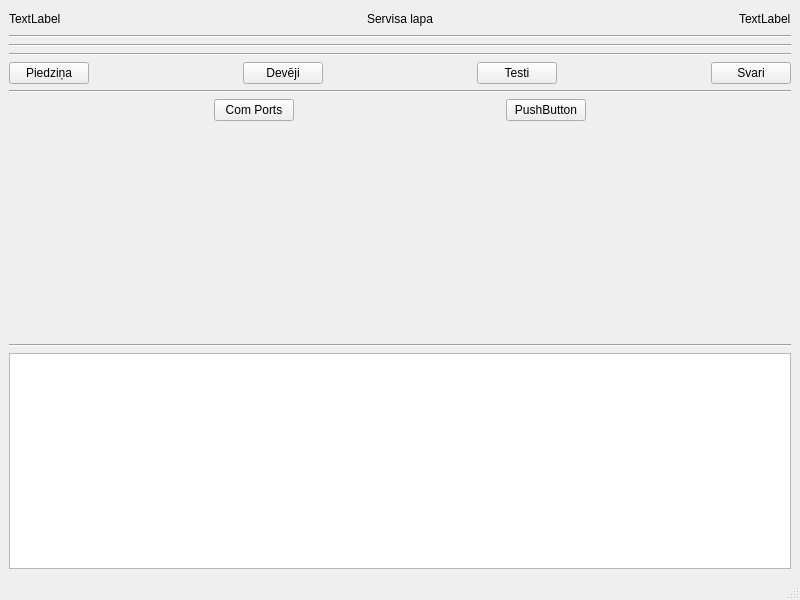
First picture: the form in hwservice.ui, repository kasarkonic/Sauka1, before the edit.
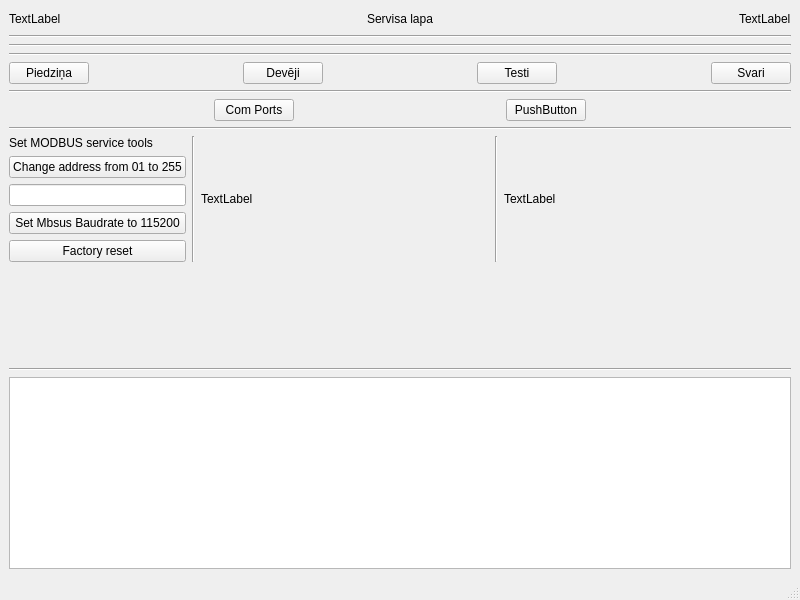
Second picture: the form after the edit.

Commit message: add Modbus pcb baudrate address change

```diff
--- a/hwservice.ui
+++ b/hwservice.ui
@@ -230,6 +230,88 @@
       </item>
      </layout>
     </item>
+    <item>
+     <widget class="Line" name="line_6">
+      <property name="orientation">
+       <enum>Qt::Horizontal</enum>
+      </property>
+     </widget>
+    </item>
+    <item>
+     <layout class="QHBoxLayout" name="horizontalLayout_6" stretch="5,0,15,0,15">
+      <item>
+       <layout class="QVBoxLayout" name="verticalLayout_5">
+        <item>
+         <widget class="QLabel" name="label">
+          <property name="text">
+           <string>Set MODBUS service tools</string>
+          </property>
+         </widget>
+        </item>
+        <item>
+         <widget class="QPushButton" name="pushButton_ChangeAddress">
+          <property name="text">
+           <string>Change address from 01 to 255</string>
+          </property>
+         </widget>
+        </item>
+        <item>
+         <widget class="QLineEdit" name="lineEdit_Input_address"/>
+        </item>
+        <item>
+         <widget class="QPushButton" name="pushButton_SetBaudR">
+          <property name="text">
+           <string>Set Mbsus Baudrate to 115200</string>
+          </property>
+         </widget>
+        </item>
+        <item>
+         <widget class="QPushButton" name="pushButton_FactoryReset">
+          <property name="text">
+           <string>Factory reset</string>
+          </property>
+         </widget>
+        </item>
+       </layout>
+      </item>
+      <item>
+       <widget class="Line" name="line_7">
+        <property name="orientation">
+         <enum>Qt::Vertical</enum>
+        </property>
+       </widget>
+      </item>
+      <item>
+       <layout class="QVBoxLayout" name="verticalLayout_4">
+        <item>
+         <widget class="QLabel" name="label_4">
+          <property name="text">
+           <string>TextLabel</string>
+          </property>
+         </widget>
+        </item>
+       </layout>
+      </item>
+      <item>
+       <widget class="Line" name="line_8">
+        <property name="orientation">
+         <enum>Qt::Vertical</enum>
+        </property>
+       </widget>
+      </item>
+      <item>
+       <layout class="QVBoxLayout" name="verticalLayout">
+        <item>
+         <widget class="QLabel" name="label_5">
+          <property name="text">
+           <string>TextLabel</string>
+          </property>
+         </widget>
+        </item>
+       </layout>
+      </item>
+     </layout>
+    </item>
     <item>
      <spacer name="verticalSpacer">
       <property name="orientation">
```
The commit also changes 7 other files.
